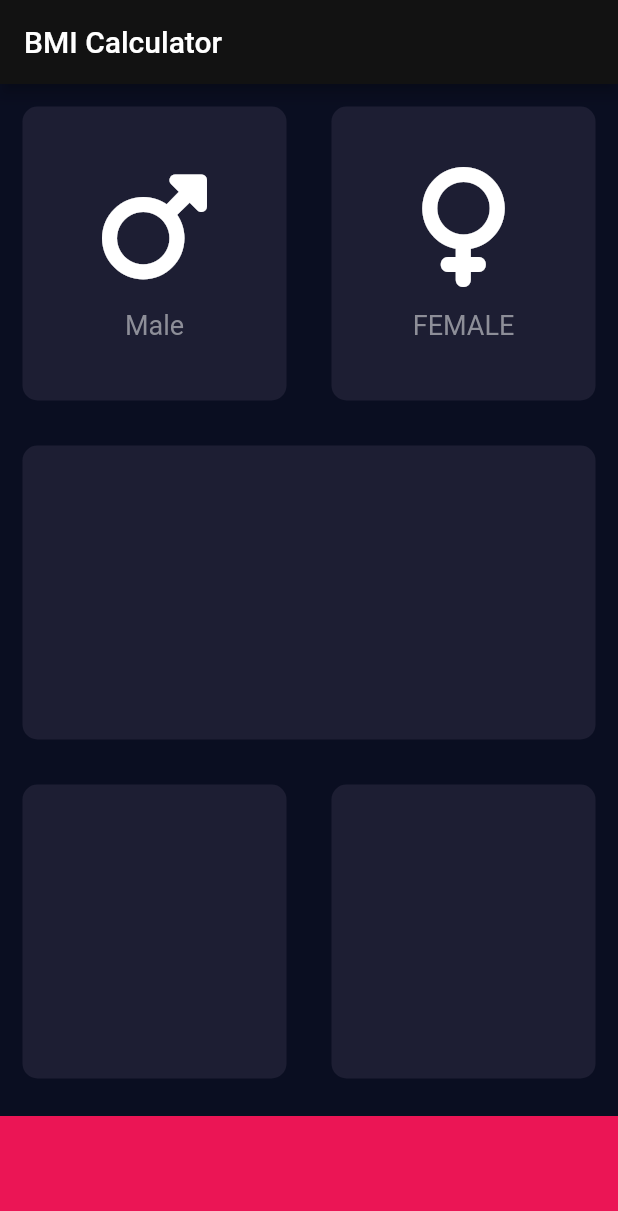
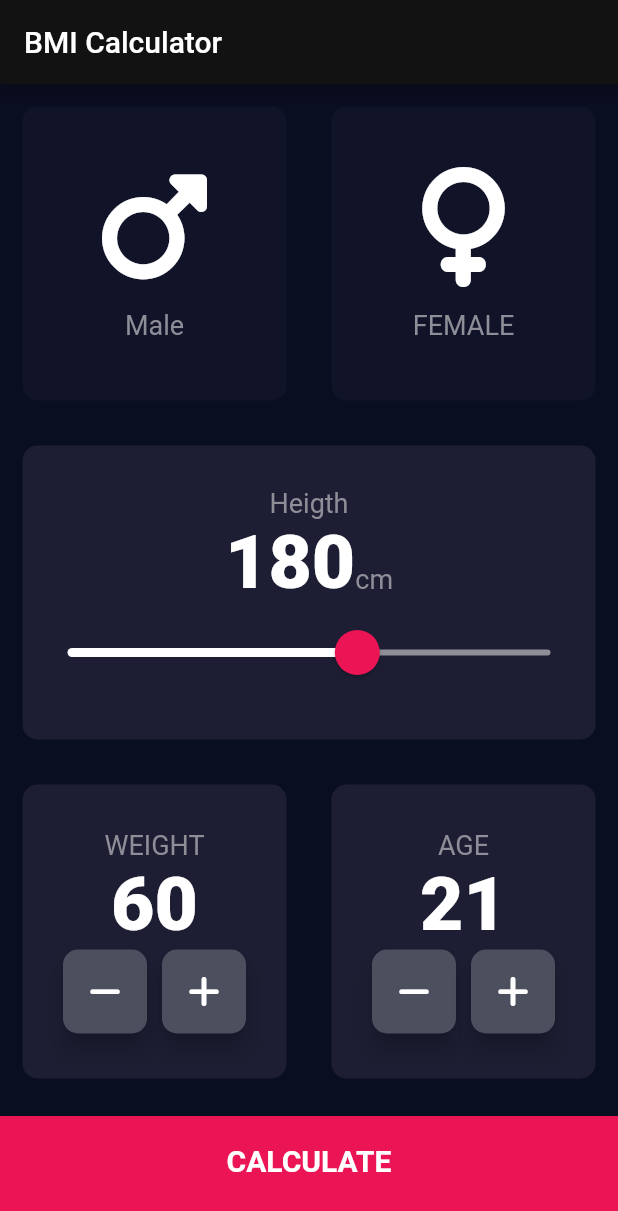
Before and after one commit to miguepity/BMI, a Flutter app: the screen it shows after launch, on a phone screen of 412 x 824 dp. Shown: the top 1211 px of the screen. Run offline on Flutter 3.47's test engine with Material 2 defaults, Android fonts, the phone set to English and light mode, and no system bars; our stand-ins replace font_awesome_flutter.

Commit message:
completing the BMI app, with weight, age, height and gender

```diff
--- /dev/null
+++ b/lib/calculator_brain.dart
@@ -0,0 +1,34 @@
+import 'dart:math';
+
+class CalculatorBrain {
+  final int height;
+  final int weight;
+  double _bmi = 0;
+
+  CalculatorBrain({required this.weight, required this.height});
+
+  String calculateBMI() {
+    _bmi = weight / pow((height / 100), 2);
+    return _bmi.toStringAsFixed(1);
+  }
+
+  String getResults() {
+    if (_bmi >= 25) {
+      return 'Overweight';
+    } else if (_bmi > 18.5) {
+      return 'Normal';
+    } else {
+      return 'Underweight';
+    }
+  }
+
+  String getInterpretation() {
+    if (_bmi >= 25) {
+      return 'You have a higher than a normal body weight. Try to exercise more.';
+    } else if (_bmi > 18.5) {
+      return 'You have a normal body weight. Good job.';
+    } else {
+      return 'You have a lower than a normal body weight. You can eat a bit more.';
+    }
+  }
+}
--- a/lib/icon_content.dart
+++ b/lib/components/icon_content.dart
@@ -1,4 +1,6 @@
 import 'package:flutter/material.dart';
+
+import '../constants.dart';
 
 class IconContent extends StatelessWidget {
   final IconData iconCard;
@@ -24,10 +26,7 @@ class IconContent extends StatelessWidget {
         ),
         Text(
           this.iconText,
-          style: TextStyle(
-            fontSize: 18.0,
-            color: this.iconTextColor,
-          ),
+          style: kLabelTextStyle,
         ),
       ],
     );
--- /dev/null
+++ b/lib/components/reusable_button.dart
@@ -0,0 +1,30 @@
+import 'package:flutter/material.dart';
+
+import '../constants.dart';
+
+class ReusableButton extends StatelessWidget {
+  final String buttonText;
+
+  ReusableButton({required this.buttonText});
+
+  @override
+  Widget build(BuildContext context) {
+    return Container(
+      color: kBottomContainerColor,
+      margin: EdgeInsets.only(top: 10.0),
+      padding: EdgeInsets.only(bottom: 20.0),
+      width: double.infinity,
+      height: kBottomContainerHeight,
+      child: Center(
+        child: Text(
+          buttonText,
+          textAlign: TextAlign.center,
+          style: TextStyle(
+            fontSize: 20.0,
+            fontWeight: FontWeight.w600,
+          ),
+        ),
+      ),
+    );
+  }
+}
--- /dev/null
+++ b/lib/components/reusable_card.dart
@@ -0,0 +1,24 @@
+import 'package:flutter/material.dart';
+
+class ReusableCard extends StatelessWidget {
+  final Color color;
+  final Widget? cardChild;
+  final Function()? onPress;
+
+  ReusableCard({required this.color, this.cardChild, this.onPress});
+
+  @override
+  Widget build(BuildContext context) {
+    return GestureDetector(
+      onTap: onPress,
+      child: Container(
+        child: cardChild,
+        margin: EdgeInsets.all(15.0),
+        decoration: BoxDecoration(
+          color: color,
+          borderRadius: BorderRadius.circular(10.0),
+        ),
+      ),
+    );
+  }
+}
--- /dev/null
+++ b/lib/components/reusable_round_icon_button.dart
@@ -0,0 +1,27 @@
+import 'package:flutter/material.dart';
+
+import '../constants.dart';
+
+class RoundIconButton extends StatelessWidget {
+  final IconData? icon;
+  final Function()? onPressed;
+
+  RoundIconButton({required this.icon, this.onPressed});
+
+  @override
+  Widget build(BuildContext context) {
+    return RawMaterialButton(
+      child: Icon(icon),
+      onPressed: onPressed,
+      elevation: 6.0,
+      shape: RoundedRectangleBorder(
+        borderRadius: BorderRadius.circular(10.0),
+      ),
+      fillColor: kRoundButton,
+      constraints: BoxConstraints.tightFor(
+        width: 56.0,
+        height: 56.0,
+      ),
+    );
+  }
+}
--- /dev/null
+++ b/lib/constants.dart
@@ -0,0 +1,36 @@
+import 'package:flutter/material.dart';
+
+const kBottomContainerHeight = 80.0;
+const kActiveCardColor = Color(0xff1d1e33);
+const kInactiveCardColor = Color(0xff111328);
+const kBottomContainerColor = Color(0xffeb1555);
+const kIconColor = Color(0xff8d8e98);
+
+const kLabelTextStyle = TextStyle(
+  fontSize: 18.0,
+  color: Color(0xff8d8e98),
+);
+
+const kNumberTextStyle = TextStyle(
+  fontSize: 50.0,
+  fontWeight: FontWeight.w900,
+);
+
+const kMinHeight = 120.0;
+const kMaxHeight = 220.0;
+const kOverlayColor = Color(0x29eb1555);
+const kActiveTrack = Colors.white;
+const kSelectedSliderColor = Color(0xffeb1555);
+const kNoSelectedSliderColor = Color(0xff8d8e98);
+const kRoundButton = Color(0xff4c4f5e);
+const kNormalStatus = Colors.green;
+
+const kStatusLabel = TextStyle(
+  fontSize: 18.0,
+  color: kNormalStatus,
+);
+
+const kResultBMI = TextStyle(
+  fontSize: 100.0,
+  fontWeight: FontWeight.w600,
+);
--- a/lib/input_page.dart
+++ /dev/null
@@ -1,83 +0,0 @@
-import 'package:flutter/material.dart';
-import 'package:font_awesome_flutter/font_awesome_flutter.dart';
-
-import 'reusable_card.dart';
-import 'icon_content.dart';
-
-const bottomContainerHeight = 80.0;
-const activeCardColor = Color(0xff1d1e33);
-const bottomContainerColor = Color(0xffeb1555);
-const iconColor = Color(0xff8d8e98);
-
-class InputPage extends StatefulWidget {
-  @override
-  _InputPageState createState() => _InputPageState();
-}
-
-class _InputPageState extends State<InputPage> {
-  @override
-  Widget build(BuildContext context) {
-    return Scaffold(
-      appBar: AppBar(
-        title: Text('BMI Calculator'),
-      ),
-      body: Column(
-        children: <Widget>[
-          Expanded(
-            child: Row(
-              children: <Widget>[
-                Expanded(
-                  child: ReusableCard(
-                    color: activeCardColor,
-                    cardChild: IconContent(
-                      iconCard: FontAwesomeIcons.mars,
-                      iconText: 'Male',
-                      iconTextColor: iconColor,
-                    ),
-                  ),
-                ),
-                Expanded(
-                  child: ReusableCard(
-                    color: activeCardColor,
-                    cardChild: IconContent(
-                      iconCard: FontAwesomeIcons.venus,
-                      iconText: 'FEMALE',
-                      iconTextColor: iconColor,
-                    ),
-                  ),
-                ),
-              ],
-            ),
-          ),
-          Expanded(
-            child: ReusableCard(
-              color: activeCardColor,
-            ),
-          ),
-          Expanded(
-            child: Row(
-              children: <Widget>[
-                Expanded(
-                  child: ReusableCard(
-                    color: activeCardColor,
-                  ),
-                ),
-                Expanded(
-                  child: ReusableCard(
-                    color: activeCardColor,
-                  ),
-                ),
-              ],
-            ),
-          ),
-          Container(
-            color: bottomContainerColor,
-            margin: EdgeInsets.only(top: 10.0),
-            width: double.infinity,
-            height: bottomContainerHeight,
-          ),
-        ],
-      ),
-    );
-  }
-}
--- a/lib/main.dart
+++ b/lib/main.dart
@@ -1,5 +1,6 @@
+import './screens/results_page.dart';
 import 'package:flutter/material.dart';
-import 'input_page.dart';
+import 'screens/input_page.dart';
 
 void main() => runApp(const BMICalculator());
 
@@ -17,7 +18,11 @@ class BMICalculator extends StatelessWidget {
         ),
         scaffoldBackgroundColor: Color(0xff0a0e21),
       ),
-      home: InputPage(),
+      routes: {
+        '/': (context) => InputPage(),
+        '/results': (context) => ResultsPage(),
+      },
+      initialRoute: '/',
     );
   }
 }
--- a/lib/reusable_card.dart
+++ /dev/null
@@ -1,20 +0,0 @@
-import 'package:flutter/material.dart';
-
-class ReusableCard extends StatelessWidget {
-  final Color color;
-  final Widget? cardChild;
-
-  ReusableCard({required this.color, this.cardChild});
-
-  @override
-  Widget build(BuildContext context) {
-    return Container(
-      child: cardChild,
-      margin: EdgeInsets.all(15.0),
-      decoration: BoxDecoration(
-        color: color,
-        borderRadius: BorderRadius.circular(10.0),
-      ),
-    );
-  }
-}
--- /dev/null
+++ b/lib/screens/input_page.dart
@@ -0,0 +1,236 @@
+import 'package:bmi/screens/results_page.dart';
+import 'package:flutter/material.dart';
+import 'package:font_awesome_flutter/font_awesome_flutter.dart';
+
+import '../constants.dart';
+
+import '../components/reusable_card.dart';
+import '../components/icon_content.dart';
+import '../components/reusable_round_icon_button.dart';
+import '../components/reusable_button.dart';
+import '/calculator_brain.dart';
+
+enum Gender { male, female }
+
+class InputPage extends StatefulWidget {
+  @override
+  _InputPageState createState() => _InputPageState();
+}
+
+class _InputPageState extends State<InputPage> {
+  Gender? selectedGender;
+  int height = 180;
+  int weight = 60;
+  int age = 21;
+
+  @override
+  Widget build(BuildContext context) {
+    return Scaffold(
+      appBar: AppBar(
+        title: Text('BMI Calculator'),
+      ),
+      body: Column(
+        crossAxisAlignment: CrossAxisAlignment.stretch,
+        children: <Widget>[
+          Expanded(
+            child: Row(
+              children: <Widget>[
+                Expanded(
+                  child: ReusableCard(
+                    onPress: () {
+                      setState(() {
+                        selectedGender = Gender.male;
+                      });
+                    },
+                    color: selectedGender == Gender.male
+                        ? kActiveCardColor
+                        : kInactiveCardColor,
+                    cardChild: IconContent(
+                      iconCard: FontAwesomeIcons.mars,
+                      iconText: 'Male',
+                      iconTextColor: kIconColor,
+                    ),
+                  ),
+                ),
+                Expanded(
+                  child: ReusableCard(
+                    onPress: () {
+                      setState(() {
+                        selectedGender = Gender.female;
+                      });
+                    },
+                    color: selectedGender == Gender.female
+                        ? kActiveCardColor
+                        : kInactiveCardColor,
+                    cardChild: IconContent(
+                      iconCard: FontAwesomeIcons.venus,
+                      iconText: 'FEMALE',
+                      iconTextColor: kIconColor,
+                    ),
+                  ),
+                ),
+              ],
+            ),
+          ),
+          Expanded(
+            child: ReusableCard(
+              color: kActiveCardColor,
+              cardChild: Column(
+                mainAxisAlignment: MainAxisAlignment.center,
+                children: <Widget>[
+                  Text(
+                    'Heigth',
+                    style: kLabelTextStyle,
+                  ),
+                  Row(
+                    mainAxisAlignment: MainAxisAlignment.center,
+                    crossAxisAlignment: CrossAxisAlignment.baseline,
+                    textBaseline: TextBaseline.alphabetic,
+                    children: <Widget>[
+                      Text(
+                        height.toString(),
+                        style: kNumberTextStyle,
+                      ),
+                      Text(
+                        'cm',
+                        style: kLabelTextStyle,
+                      ),
+                    ],
+                  ),
+                  SliderTheme(
+                    data: SliderTheme.of(context).copyWith(
+                      thumbShape:
+                          RoundSliderThumbShape(enabledThumbRadius: 15.0),
+                      overlayShape:
+                          RoundSliderOverlayShape(overlayRadius: 30.0),
+                      thumbColor: kSelectedSliderColor,
+                      activeTrackColor: kActiveTrack,
+                      inactiveTrackColor: kNoSelectedSliderColor,
+                      overlayColor: kOverlayColor,
+                    ),
+                    child: Slider(
+                      value: height.toDouble(),
+                      min: kMinHeight,
+                      max: kMaxHeight,
+                      onChanged: (double newValue) {
+                        setState(() {
+                          height = newValue.round();
+                        });
+                      },
+                    ),
+                  )
+                ],
+              ),
+            ),
+          ),
+          Expanded(
+            child: Row(
+              children: <Widget>[
+                Expanded(
+                  child: ReusableCard(
+                    color: kActiveCardColor,
+                    cardChild: Column(
+                      mainAxisAlignment: MainAxisAlignment.center,
+                      children: <Widget>[
+                        Text(
+                          'WEIGHT',
+                          style: kLabelTextStyle,
+                        ),
+                        Text(
+                          weight.toString(),
+                          style: kNumberTextStyle,
+                        ),
+                        Row(
+                          mainAxisAlignment: MainAxisAlignment.center,
+                          children: <Widget>[
+                            RoundIconButton(
+                              icon: FontAwesomeIcons.minus,
+                              onPressed: () {
+                                setState(() {
+                                  weight--;
+                                });
+                              },
+                            ),
+                            SizedBox(
+                              width: 10.0,
+                            ),
+                            RoundIconButton(
+                              icon: FontAwesomeIcons.plus,
+                              onPressed: () {
+                                setState(() {
+                                  weight++;
+                                });
+                              },
+                            ),
+                          ],
+                        )
+                      ],
+                    ),
+                  ),
+                ),
+                Expanded(
+                  child: ReusableCard(
+                    color: kActiveCardColor,
+                    cardChild: Column(
+                      mainAxisAlignment: MainAxisAlignment.center,
+                      children: <Widget>[
+                        Text(
+                          'AGE',
+                          style: kLabelTextStyle,
+                        ),
+                        Text(
+                          age.toString(),
+                          style: kNumberTextStyle,
+                        ),
+                        Row(
+                          mainAxisAlignment: MainAxisAlignment.center,
+                          children: <Widget>[
+                            RoundIconButton(
+                              icon: FontAwesomeIcons.minus,
+                              onPressed: () {
+                                setState(() {
+                                  age--;
+                                });
+                              },
+                            ),
+                            SizedBox(
+                              width: 10.0,
+                            ),
+                            RoundIconButton(
+                              icon: FontAwesomeIcons.plus,
+                              onPressed: () {
+                                setState(() {
+                                  age++;
+                                });
+                              },
+                            )
+                          ],
+                        ),
+                      ],
+                    ),
+                  ),
+                ),
+              ],
+            ),
+          ),
+          GestureDetector(
+            onTap: () {
+              CalculatorBrain calc =
+                  CalculatorBrain(weight: weight, height: height);
+              Navigator.pushNamed(
+                context,
+                '/results',
+                arguments: {
+                  'bmiResults': calc.calculateBMI(),
+                  'resultText': calc.getInterpretation(),
+                  'status': calc.getResults(),
+                },
+              );
+            },
+            child: ReusableButton(buttonText: 'CALCULATE'),
+          ),
+        ],
+      ),
+    );
+  }
+}
```
Also changed, not shown: lib/screens/results_page.dart (added, +76 -0 lines).
